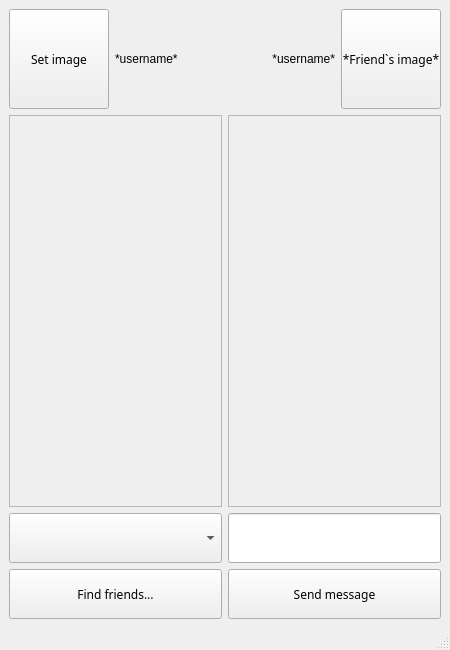
First picture: the form in NEWchat_window.ui, repository IgorEvgenievichChebotar/MessengerSimple, before the edit.
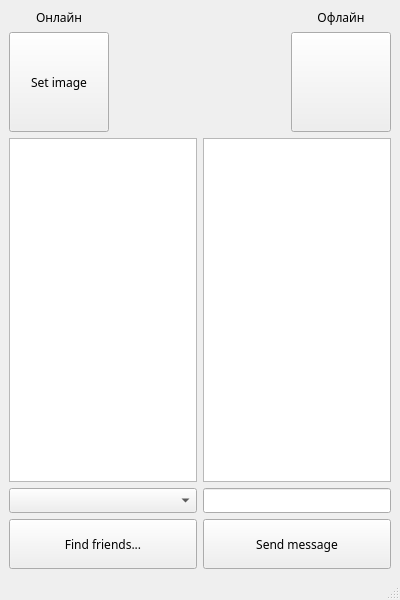
Second picture: the form after the edit.

```diff
--- a/NEWchat_window.ui
+++ b/NEWchat_window.ui
@@ -6,14 +6,14 @@
    <rect>
     <x>0</x>
     <y>0</y>
-    <width>450</width>
-    <height>650</height>
+    <width>400</width>
+    <height>600</height>
    </rect>
   </property>
   <property name="minimumSize">
    <size>
-    <width>450</width>
-    <height>650</height>
+    <width>400</width>
+    <height>600</height>
    </size>
   </property>
   <property name="windowTitle">
@@ -21,38 +21,9 @@
   </property>
   <widget class="QWidget" name="centralwidget">
    <layout class="QGridLayout" name="gridLayout">
-    <item row="0" column="2">
-     <widget class="QLabel" name="label_2">
+    <item row="1" column="3">
+     <widget class="QPushButton" name="friend_image">
       <property name="sizePolicy">
-       <sizepolicy hsizetype="Preferred" vsizetype="Maximum">
-        <horstretch>0</horstretch>
-        <verstretch>0</verstretch>
-       </sizepolicy>
-      </property>
-      <property name="text">
-       <string>*username*</string>
-      </property>
-      <property name="alignment">
-       <set>Qt::AlignRight|Qt::AlignTrailing|Qt::AlignVCenter</set>
-      </property>
-     </widget>
-    </item>
-    <item row="0" column="1">
-     <widget class="QLabel" name="label">
-      <property name="sizePolicy">
-       <sizepolicy hsizetype="Preferred" vsizetype="Maximum">
-        <horstretch>0</horstretch>
-        <verstretch>0</verstretch>
-       </sizepolicy>
-      </property>
-      <property name="text">
-       <string>*username*</string>
-      </property>
-     </widget>
-    </item>
-    <item row="0" column="0">
-     <widget class="QPushButton" name="pushButton_2">
-      <property name="sizePolicy">
        <sizepolicy hsizetype="Preferred" vsizetype="Preferred">
         <horstretch>0</horstretch>
         <verstretch>0</verstretch>
@@ -79,90 +50,14 @@
        <cursorShape>PointingHandCursor</cursorShape>
       </property>
       <property name="text">
-       <string>Set image</string>
+       <string/>
       </property>
      </widget>
     </item>
-    <item row="0" column="3">
-     <widget class="QPushButton" name="pushButton_4">
-      <property name="sizePolicy">
-       <sizepolicy hsizetype="Preferred" vsizetype="Preferred">
-        <horstretch>0</horstretch>
-        <verstretch>0</verstretch>
-       </sizepolicy>
-      </property>
-      <property name="minimumSize">
-       <size>
-        <width>100</width>
-        <height>100</height>
-       </size>
-      </property>
-      <property name="maximumSize">
-       <size>
-        <width>100</width>
-        <height>100</height>
-       </size>
-      </property>
-      <property name="font">
-       <font>
-        <family>Segoe UI Variable</family>
-       </font>
-      </property>
-      <property name="cursor">
-       <cursorShape>PointingHandCursor</cursorShape>
-      </property>
-      <property name="text">
-       <string>*Friend`s image*</string>
-      </property>
-     </widget>
+    <item row="4" column="2" colspan="2">
+     <widget class="QListView" name="msg_list"/>
     </item>
-    <item row="3" column="0" colspan="2">
-     <widget class="QPushButton" name="pushButton_3">
-      <property name="sizePolicy">
-       <sizepolicy hsizetype="Minimum" vsizetype="Maximum">
-        <horstretch>0</horstretch>
-        <verstretch>0</verstretch>
-       </sizepolicy>
-      </property>
-      <property name="maximumSize">
-       <size>
-        <width>16777215</width>
-        <height>50</height>
-       </size>
-      </property>
-      <property name="font">
-       <font>
-        <family>Segoe UI Variable</family>
-       </font>
-      </property>
-      <property name="text">
-       <string>Find friends...</string>
-      </property>
-     </widget>
-    </item>
-    <item row="2" column="0" colspan="2">
-     <widget class="QComboBox" name="comboBox">
-      <property name="sizePolicy">
-       <sizepolicy hsizetype="Preferred" vsizetype="Preferred">
-        <horstretch>0</horstretch>
-        <verstretch>0</verstretch>
-       </sizepolicy>
-      </property>
-      <property name="minimumSize">
-       <size>
-        <width>0</width>
-        <height>25</height>
-       </size>
-      </property>
-      <property name="maximumSize">
-       <size>
-        <width>16777215</width>
-        <height>50</height>
-       </size>
-      </property>
-     </widget>
-    </item>
-    <item row="2" column="2" colspan="2">
+    <item row="5" column="2" colspan="2">
      <widget class="QLineEdit" name="lineEdit">
       <property name="sizePolicy">
        <sizepolicy hsizetype="Expanding" vsizetype="Preferred">
@@ -184,14 +79,20 @@
       </property>
      </widget>
     </item>
-    <item row="3" column="2" colspan="2">
-     <widget class="QPushButton" name="pushButton">
+    <item row="6" column="0" colspan="2">
+     <widget class="QPushButton" name="find_friends_btn">
       <property name="sizePolicy">
        <sizepolicy hsizetype="Minimum" vsizetype="Maximum">
         <horstretch>0</horstretch>
         <verstretch>0</verstretch>
        </sizepolicy>
       </property>
+      <property name="minimumSize">
+       <size>
+        <width>0</width>
+        <height>50</height>
+       </size>
+      </property>
       <property name="maximumSize">
        <size>
         <width>16777215</width>
@@ -202,14 +103,50 @@
        <font>
         <family>Segoe UI Variable</family>
        </font>
+      </property>
+      <property name="cursor">
+       <cursorShape>PointingHandCursor</cursorShape>
+      </property>
+      <property name="text">
+       <string>Find friends...</string>
+      </property>
+     </widget>
+    </item>
+    <item row="6" column="2" colspan="2">
+     <widget class="QPushButton" name="send_msg_btn">
+      <property name="sizePolicy">
+       <sizepolicy hsizetype="Minimum" vsizetype="Maximum">
+        <horstretch>0</horstretch>
+        <verstretch>0</verstretch>
+       </sizepolicy>
+      </property>
+      <property name="minimumSize">
+       <size>
+        <width>0</width>
+        <height>50</height>
+       </size>
+      </property>
+      <property name="maximumSize">
+       <size>
+        <width>16777215</width>
+        <height>50</height>
+       </size>
+      </property>
+      <property name="font">
+       <font>
+        <family>Segoe UI Variable</family>
+       </font>
+      </property>
+      <property name="cursor">
+       <cursorShape>PointingHandCursor</cursorShape>
       </property>
       <property name="text">
        <string>Send message</string>
       </property>
      </widget>
     </item>
-    <item row="1" column="0" colspan="2">
-     <widget class="QScrollArea" name="scrollArea_4">
+    <item row="1" column="0">
+     <widget class="QPushButton" name="my_image">
       <property name="sizePolicy">
        <sizepolicy hsizetype="Preferred" vsizetype="Preferred">
         <horstretch>0</horstretch>
@@ -218,33 +155,53 @@
       </property>
       <property name="minimumSize">
        <size>
-        <width>0</width>
-        <height>250</height>
+        <width>100</width>
+        <height>100</height>
        </size>
       </property>
+      <property name="maximumSize">
+       <size>
+        <width>100</width>
+        <height>100</height>
+       </size>
+      </property>
       <property name="font">
        <font>
         <family>Segoe UI Variable</family>
        </font>
       </property>
-      <property name="widgetResizable">
-       <bool>true</bool>
+      <property name="cursor">
+       <cursorShape>PointingHandCursor</cursorShape>
       </property>
-      <widget class="QWidget" name="scrollAreaWidgetContents_4">
-       <property name="geometry">
-        <rect>
-         <x>0</x>
-         <y>0</y>
-         <width>209</width>
-         <height>354</height>
-        </rect>
-       </property>
-      </widget>
+      <property name="text">
+       <string>Set image</string>
+      </property>
      </widget>
     </item>
-    <item row="1" column="2" colspan="2">
-     <widget class="QScrollArea" name="scrollArea_3">
+    <item row="1" column="2">
+     <widget class="QLabel" name="friend_login">
       <property name="sizePolicy">
+       <sizepolicy hsizetype="Preferred" vsizetype="Maximum">
+        <horstretch>0</horstretch>
+        <verstretch>0</verstretch>
+       </sizepolicy>
+      </property>
+      <property name="font">
+       <font>
+        <family>Segoe UI Variable</family>
+       </font>
+      </property>
+      <property name="text">
+       <string/>
+      </property>
+      <property name="alignment">
+       <set>Qt::AlignRight|Qt::AlignTrailing|Qt::AlignVCenter</set>
+      </property>
+     </widget>
+    </item>
+    <item row="5" column="0" colspan="2">
+     <widget class="QComboBox" name="comboBox">
+      <property name="sizePolicy">
        <sizepolicy hsizetype="Preferred" vsizetype="Preferred">
         <horstretch>0</horstretch>
         <verstretch>0</verstretch>
@@ -253,27 +210,66 @@
       <property name="minimumSize">
        <size>
         <width>0</width>
-        <height>250</height>
+        <height>25</height>
        </size>
       </property>
+      <property name="maximumSize">
+       <size>
+        <width>16777215</width>
+        <height>50</height>
+       </size>
+      </property>
+     </widget>
+    </item>
+    <item row="4" column="0" colspan="2">
+     <widget class="QListView" name="friends_list"/>
+    </item>
+    <item row="1" column="1">
+     <widget class="QLabel" name="my_login">
+      <property name="sizePolicy">
+       <sizepolicy hsizetype="Preferred" vsizetype="Maximum">
+        <horstretch>0</horstretch>
+        <verstretch>0</verstretch>
+       </sizepolicy>
+      </property>
       <property name="font">
        <font>
         <family>Segoe UI Variable</family>
        </font>
       </property>
-      <property name="widgetResizable">
-       <bool>true</bool>
+      <property name="text">
+       <string/>
       </property>
-      <widget class="QWidget" name="scrollAreaWidgetContents_3">
-       <property name="geometry">
-        <rect>
-         <x>0</x>
-         <y>0</y>
-         <width>208</width>
-         <height>354</height>
-        </rect>
-       </property>
-      </widget>
+     </widget>
+    </item>
+    <item row="0" column="0">
+     <widget class="QLabel" name="my_activity">
+      <property name="font">
+       <font>
+        <family>Segoe UI Variable</family>
+       </font>
+      </property>
+      <property name="text">
+       <string>Онлайн</string>
+      </property>
+      <property name="alignment">
+       <set>Qt::AlignCenter</set>
+      </property>
+     </widget>
+    </item>
+    <item row="0" column="3">
+     <widget class="QLabel" name="friend_activity">
+      <property name="font">
+       <font>
+        <family>Segoe UI Variable</family>
+       </font>
+      </property>
+      <property name="text">
+       <string>Офлайн</string>
+      </property>
+      <property name="alignment">
+       <set>Qt::AlignCenter</set>
+      </property>
      </widget>
     </item>
    </layout>
```
Left out of the diff: 26 changed lines with no effect on the pictures.
